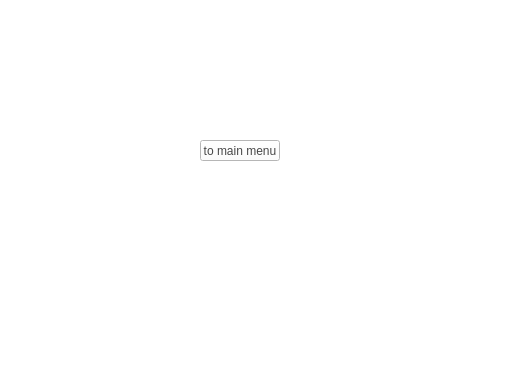
Old version of the form bankautomat/mainwindow.ui in the repository bank-2022/group11.
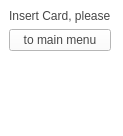
New version of the form.

Patch:
```diff
--- a/bankautomat/mainwindow.ui
+++ b/bankautomat/mainwindow.ui
@@ -6,8 +6,8 @@
    <rect>
     <x>0</x>
     <y>0</y>
-    <width>508</width>
-    <height>385</height>
+    <width>123</width>
+    <height>136</height>
    </rect>
   </property>
   <property name="windowTitle">
@@ -18,19 +18,26 @@
 color: rgb(71, 71, 71);</string>
   </property>
   <widget class="QWidget" name="centralwidget">
+   <layout class="QFormLayout" name="formLayout">
+    <item row="0" column="0">
+     <layout class="QVBoxLayout" name="verticalLayout">
+      <item>
+       <widget class="QLabel" name="label">
+        <property name="text">
+         <string>Insert Card, please</string>
+        </property>
+       </widget>
+      </item>
+      <item>
    <widget class="QPushButton" name="mainMenuButton">
-    <property name="geometry">
-     <rect>
-      <x>200</x>
-      <y>140</y>
-      <width>80</width>
-      <height>21</height>
-     </rect>
-    </property>
     <property name="text">
      <string>to main menu</string>
     </property>
    </widget>
+      </item>
+     </layout>
+    </item>
+   </layout>
   </widget>
   <widget class="QStatusBar" name="statusbar"/>
   <widget class="QMenuBar" name="menubar">
```
Left out of the diff: 2 changed lines with no effect on the pictures. Lines whose indentation alone changed are shown as unchanged.
